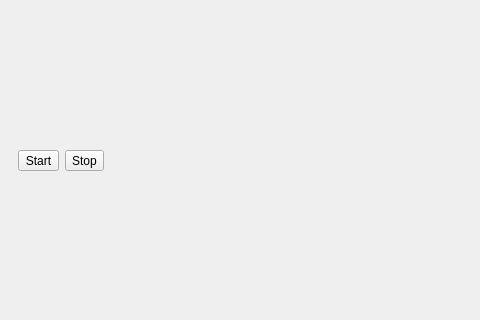
Before: the Qt Designer form src/gui/mainwindow.ui in joshuaeckroth/SURV-I, drawn with Qt 5; both pictures show x 0 to 480 and y 84 to 404 of the 675 by 511 pixel window.
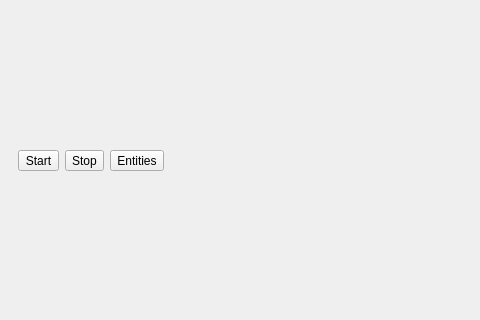
After: the same form once the commit is applied. Icons and pictures are not drawn.

Commit message: Improved entities tree dialog and data export from abducer.

Patch:
```diff
--- a/src/gui/mainwindow.ui
+++ b/src/gui/mainwindow.ui
@@ -52,6 +52,13 @@
          </property>
         </widget>
        </item>
+       <item>
+        <widget class="QToolButton" name="entitiesButton">
+         <property name="text">
+          <string>Entities</string>
+         </property>
+        </widget>
+       </item>
        <item>
         <spacer name="horizontalSpacer">
          <property name="orientation">
```
Left out of the diff: 8 changed lines with no effect on the pictures. The commit also changes 27 other files.
